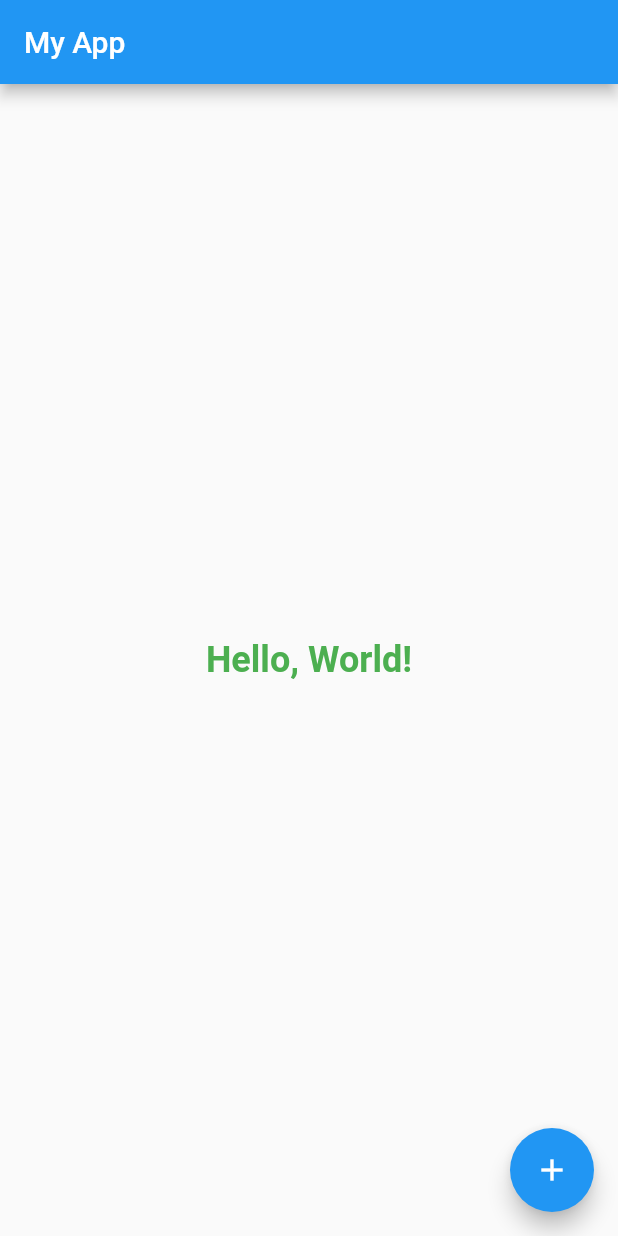
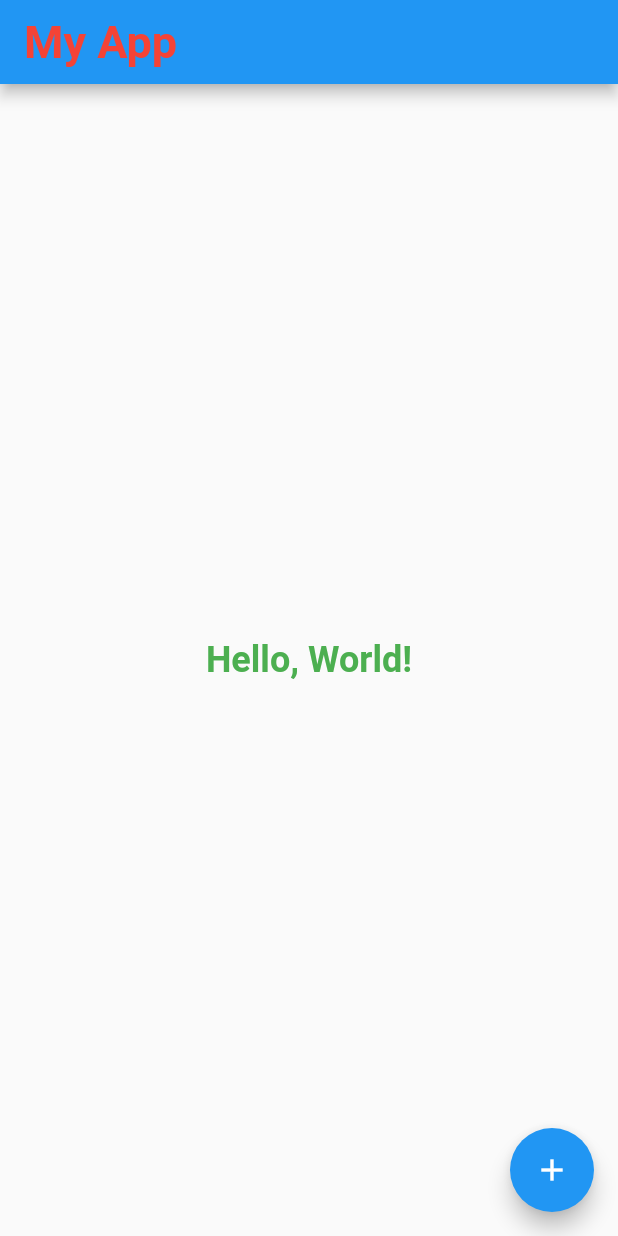
Before and after one commit to faguanil/exemplo190, a Flutter app: the screen it shows after launch, on a phone screen of 412 x 824 dp. Run offline on Flutter 3.47's test engine with Material 2 defaults, Android fonts, the phone set to English and light mode, and no system bars.

Commit message:
update main.dart

```diff
--- a/lib/main.dart
+++ b/lib/main.dart
@@ -8,6 +8,7 @@ class MyApp extends StatelessWidget {
   @override
   Widget build(BuildContext context) {
     return MaterialApp(
+      debugShowCheckedModeBanner: false,
       theme: ThemeData(
         // Define the primary color for the app
         primaryColor: Colors.blue,
@@ -16,8 +17,8 @@ class MyApp extends StatelessWidget {
         textTheme: TextTheme(
           bodyMedium: TextStyle(
               fontSize: 24.0, fontWeight: FontWeight.bold, color: Colors.green),
-          headline5: TextStyle(
-              fontSize: 24.0, fontWeight: FontWeight.bold, color: Colors.green),
+          titleMedium: TextStyle(
+              fontSize: 30.0, fontWeight: FontWeight.bold, color: Colors.red),
         ),
 
         // Define other properties like button styles, etc.
@@ -32,15 +33,15 @@ class MyHomePage extends StatelessWidget {
   Widget build(BuildContext context) {
     return Scaffold(
       appBar: AppBar(
-        title: Text('My App'),
+        // Isso obtém o tema atual do aplicativo a partir do contexto. O context é uma referência ao ambiente de construção de widgets e é usado para acessar informações sobre o aplicativo, como o tema.
+        title: Text('My App', style: Theme.of(context).textTheme.titleMedium),
       ),
       body: Center(
         child: Column(
           mainAxisAlignment: MainAxisAlignment.center,
           children: <Widget>[
-            Text(
-              'Hello, World!',
-            ),
+            Text('Hello, World!',
+                style: Theme.of(context).textTheme.bodyMedium),
           ],
         ),
       ),
```
